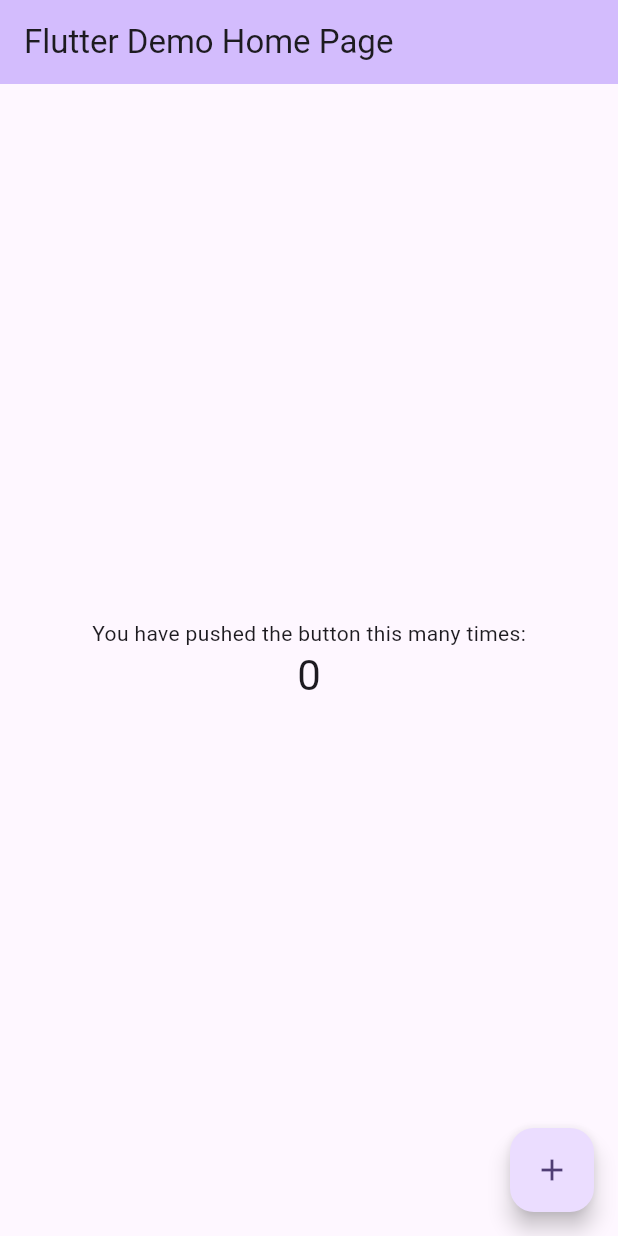
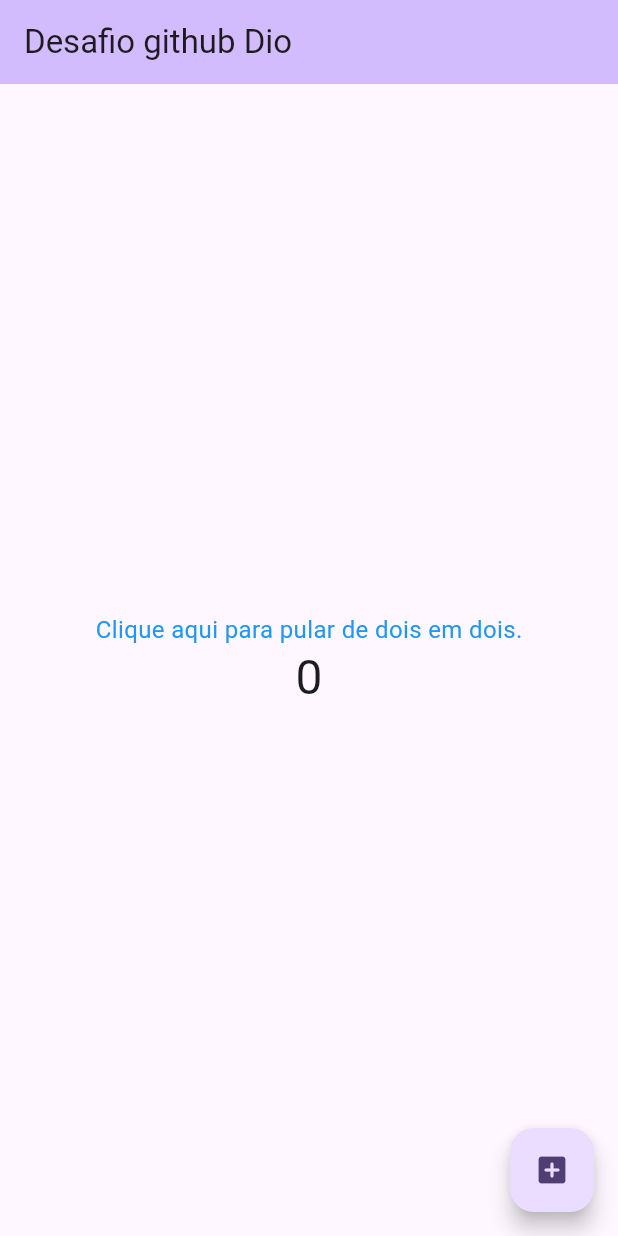
Before and after one commit to thiago1henrique/meuappflutter, a Flutter app: the screen it shows after launch, on a phone screen of 412 x 824 dp. Run offline on Flutter 3.47's test engine with Material 2 defaults, Android fonts, the phone set to English and light mode, and no system bars.

Commit message:
segundo commit

```diff
--- a/lib/main.dart
+++ b/lib/main.dart
@@ -31,7 +31,7 @@ class MyApp extends StatelessWidget {
         colorScheme: ColorScheme.fromSeed(seedColor: Colors.deepPurple),
         useMaterial3: true,
       ),
-      home: const MyHomePage(title: 'Flutter Demo Home Page'),
+      home: const MyHomePage(title: 'Desafio github Dio'),
     );
   }
 }
@@ -64,7 +64,10 @@ class _MyHomePageState extends State<MyHomePage> {
       // so that the display can reflect the updated values. If we changed
       // _counter without calling setState(), then the build method would not be
       // called again, and so nothing would appear to happen.
-      _counter++;
+      _counter += 2;
+      if (_counter > 50) {
+        _counter = 0;
+      }
     });
   }
 
@@ -106,11 +109,12 @@ class _MyHomePageState extends State<MyHomePage> {
           mainAxisAlignment: MainAxisAlignment.center,
           children: <Widget>[
             const Text(
-              'You have pushed the button this many times:',
+              'Clique aqui para pular de dois em dois.',
+              style: TextStyle(color: Colors.blue, fontSize: 16),
             ),
             Text(
               '$_counter',
-              style: Theme.of(context).textTheme.headlineMedium,
+              style: Theme.of(context).textTheme.headlineLarge,
             ),
           ],
         ),
@@ -118,7 +122,7 @@ class _MyHomePageState extends State<MyHomePage> {
       floatingActionButton: FloatingActionButton(
         onPressed: _incrementCounter,
         tooltip: 'Increment',
-        child: const Icon(Icons.add),
+        child: const Icon(Icons.add_box_rounded),
       ), // This trailing comma makes auto-formatting nicer for build methods.
     );
   }
```
